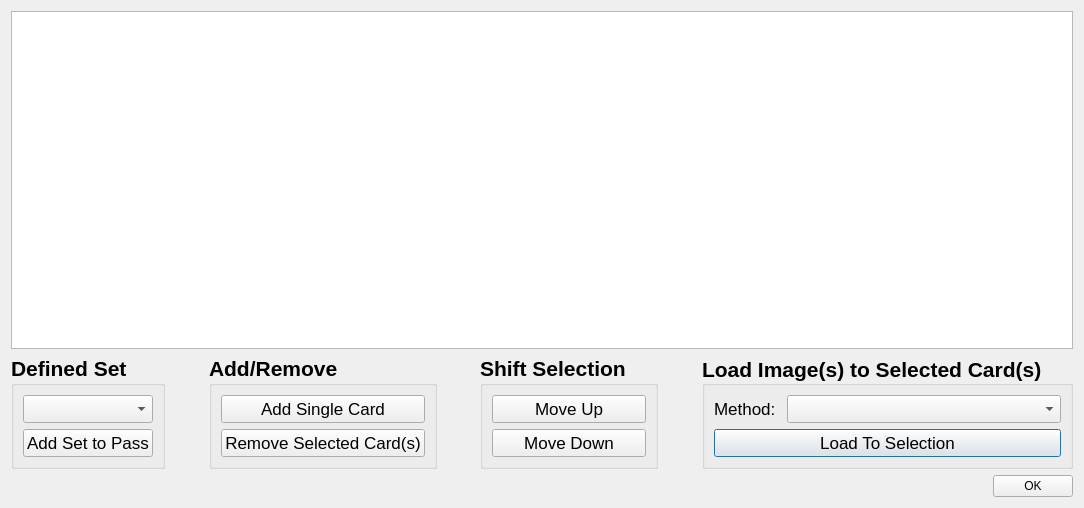
Qt form resources/cardManager.ui (gill14/AccuPatt) before a commit.
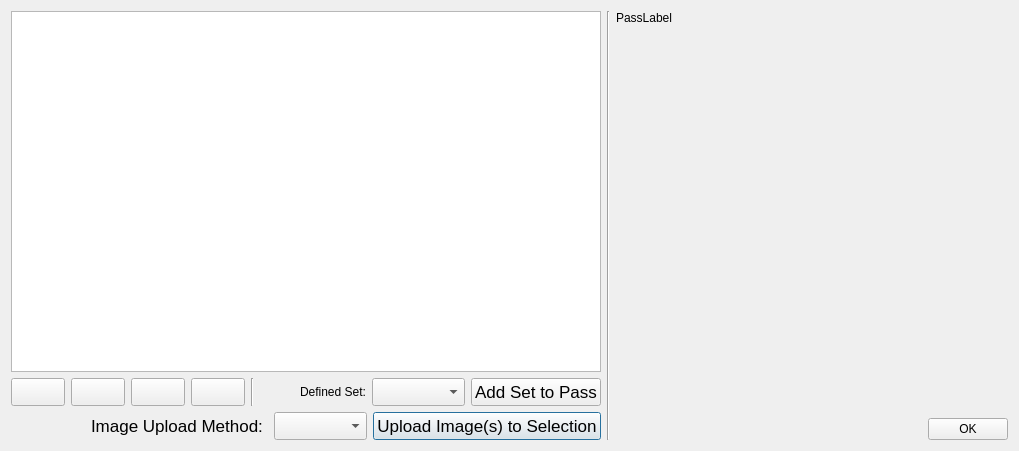
The same form after that commit. Icons and pictures are not drawn. Custom widgets are drawn as their Qt base class.

Commit message: passInfoWidget, setting-ize pass/sprayCard

```diff
--- a/resources/cardManager.ui
+++ b/resources/cardManager.ui
@@ -9,8 +9,8 @@
    <rect>
     <x>0</x>
     <y>0</y>
-    <width>1084</width>
-    <height>508</height>
+    <width>1019</width>
+    <height>451</height>
    </rect>
   </property>
   <property name="windowTitle">
@@ -19,7 +19,9 @@
   <property name="modal">
    <bool>true</bool>
   </property>
-  <layout class="QVBoxLayout" name="verticalLayout_3">
+  <layout class="QHBoxLayout" name="horizontalLayout">
+   <item>
+    <layout class="QVBoxLayout" name="verticalLayout">
    <item>
     <widget class="QTableView" name="tableView">
      <property name="sizePolicy">
@@ -43,92 +45,9 @@
     </widget>
    </item>
    <item>
-    <layout class="QHBoxLayout" name="horizontalLayout">
+      <layout class="QVBoxLayout" name="verticalLayout_2">
      <item>
-      <widget class="QGroupBox" name="groupBox">
-       <property name="sizePolicy">
-        <sizepolicy hsizetype="Preferred" vsizetype="Preferred">
-         <horstretch>0</horstretch>
-         <verstretch>0</verstretch>
-        </sizepolicy>
-       </property>
-       <property name="font">
-        <font>
-         <pointsize>16</pointsize>
-         <weight>75</weight>
-         <bold>true</bold>
-        </font>
-       </property>
-       <property name="title">
-        <string>Defined Set</string>
-       </property>
-       <layout class="QVBoxLayout" name="verticalLayout">
-        <item>
-         <widget class="QComboBox" name="comboBoxDefinedSet">
-          <property name="font">
-           <font>
-            <pointsize>13</pointsize>
-            <weight>50</weight>
-            <bold>false</bold>
-           </font>
-          </property>
-         </widget>
-        </item>
-        <item>
-         <widget class="QPushButton" name="buttonAddSet">
-          <property name="sizePolicy">
-           <sizepolicy hsizetype="Minimum" vsizetype="Fixed">
-            <horstretch>0</horstretch>
-            <verstretch>0</verstretch>
-           </sizepolicy>
-          </property>
-          <property name="font">
-           <font>
-            <pointsize>13</pointsize>
-            <weight>50</weight>
-            <bold>false</bold>
-           </font>
-          </property>
-          <property name="text">
-           <string>Add Set to Pass</string>
-          </property>
-         </widget>
-        </item>
-       </layout>
-      </widget>
-     </item>
-     <item>
-      <spacer name="horizontalSpacer_2">
-       <property name="orientation">
-        <enum>Qt::Horizontal</enum>
-       </property>
-       <property name="sizeHint" stdset="0">
-        <size>
-         <width>40</width>
-         <height>20</height>
-        </size>
-       </property>
-      </spacer>
-     </item>
-     <item>
-      <widget class="QGroupBox" name="groupBox_2">
-       <property name="sizePolicy">
-        <sizepolicy hsizetype="Maximum" vsizetype="Preferred">
-         <horstretch>0</horstretch>
-         <verstretch>0</verstretch>
-        </sizepolicy>
-       </property>
-       <property name="font">
-        <font>
-         <pointsize>16</pointsize>
-         <weight>75</weight>
-         <bold>true</bold>
-        </font>
-       </property>
-       <property name="title">
-        <string>Add/Remove</string>
-       </property>
-       <layout class="QVBoxLayout" name="verticalLayout_5">
+        <layout class="QHBoxLayout" name="horizontalLayout_4">
         <item>
          <widget class="QPushButton" name="buttonAddCard">
           <property name="font">
@@ -138,9 +57,19 @@
             <bold>false</bold>
            </font>
           </property>
-          <property name="text">
+           <property name="toolTip">
            <string>Add Single Card</string>
           </property>
+           <property name="toolTipDuration">
+            <number>5000</number>
+           </property>
+           <property name="text">
+            <string/>
+           </property>
+           <property name="icon">
+            <iconset>
+             <normaloff>icon_add.png</normaloff>icon_add.png</iconset>
+           </property>
           <property name="checkable">
            <bool>false</bool>
           </property>
@@ -155,46 +84,21 @@
             <bold>false</bold>
            </font>
           </property>
-          <property name="text">
+           <property name="toolTip">
            <string>Remove Selected Card(s)</string>
           </property>
-         </widget>
-        </item>
-       </layout>
-      </widget>
-     </item>
-     <item>
-      <spacer name="horizontalSpacer_3">
-       <property name="orientation">
-        <enum>Qt::Horizontal</enum>
-       </property>
-       <property name="sizeHint" stdset="0">
-        <size>
-         <width>40</width>
-         <height>20</height>
-        </size>
-       </property>
-      </spacer>
-     </item>
-     <item>
-      <widget class="QGroupBox" name="groupBox_3">
-       <property name="sizePolicy">
-        <sizepolicy hsizetype="Preferred" vsizetype="Preferred">
-         <horstretch>0</horstretch>
-         <verstretch>0</verstretch>
-        </sizepolicy>
-       </property>
-       <property name="font">
-        <font>
-         <pointsize>16</pointsize>
-         <weight>75</weight>
-         <bold>true</bold>
-        </font>
-       </property>
-       <property name="title">
-        <string>Shift Selection</string>
-       </property>
-       <layout class="QVBoxLayout" name="verticalLayout_6">
+           <property name="toolTipDuration">
+            <number>5000</number>
+           </property>
+           <property name="text">
+            <string/>
+           </property>
+           <property name="icon">
+            <iconset>
+             <normaloff>icon_remove.png</normaloff>icon_remove.png</iconset>
+           </property>
+          </widget>
+         </item>
         <item>
          <widget class="QPushButton" name="buttonUp">
           <property name="font">
@@ -205,7 +109,11 @@
            </font>
           </property>
           <property name="text">
-           <string>Move Up</string>
+            <string/>
+           </property>
+           <property name="icon">
+            <iconset>
+             <normaloff>icon_up.png</normaloff>icon_up.png</iconset>
           </property>
          </widget>
         </item>
@@ -219,11 +127,19 @@
            </font>
           </property>
           <property name="text">
-           <string>Move Down</string>
+            <string/>
+           </property>
+           <property name="icon">
+            <iconset>
+             <normaloff>icon_down.png</normaloff>icon_down.png</iconset>
           </property>
          </widget>
         </item>
-       </layout>
+         <item>
+          <widget class="Line" name="line">
+           <property name="orientation">
+            <enum>Qt::Vertical</enum>
+           </property>
       </widget>
      </item>
      <item>
@@ -240,27 +156,60 @@
       </spacer>
      </item>
      <item>
-      <widget class="QGroupBox" name="groupBox_4">
+          <widget class="QLabel" name="label_2">
+           <property name="text">
+            <string>Defined Set:</string>
+           </property>
+          </widget>
+         </item>
+         <item>
+          <widget class="QComboBox" name="comboBoxDefinedSet">
+           <property name="font">
+            <font>
+             <pointsize>13</pointsize>
+             <weight>50</weight>
+             <bold>false</bold>
+            </font>
+           </property>
+          </widget>
+         </item>
+         <item>
+          <widget class="QPushButton" name="buttonAddSet">
        <property name="sizePolicy">
-        <sizepolicy hsizetype="Maximum" vsizetype="Preferred">
+            <sizepolicy hsizetype="Minimum" vsizetype="Fixed">
          <horstretch>0</horstretch>
          <verstretch>0</verstretch>
         </sizepolicy>
        </property>
        <property name="font">
         <font>
-         <pointsize>16</pointsize>
-         <weight>75</weight>
-         <bold>true</bold>
-        </font>
-       </property>
-       <property name="title">
-        <string>Load Image(s) to Selected Card(s)</string>
-       </property>
-       <property name="alignment">
-        <set>Qt::AlignLeading|Qt::AlignLeft|Qt::AlignVCenter</set>
-       </property>
-       <layout class="QVBoxLayout" name="verticalLayout_2">
+             <pointsize>13</pointsize>
+             <weight>50</weight>
+             <bold>false</bold>
+            </font>
+           </property>
+           <property name="text">
+            <string>Add Set to Pass</string>
+           </property>
+          </widget>
+         </item>
+        </layout>
+       </item>
+       <item>
+        <layout class="QHBoxLayout" name="horizontalLayout_3">
+         <item>
+          <spacer name="horizontalSpacer_2">
+           <property name="orientation">
+            <enum>Qt::Horizontal</enum>
+           </property>
+           <property name="sizeHint" stdset="0">
+            <size>
+             <width>40</width>
+             <height>20</height>
+            </size>
+           </property>
+          </spacer>
+         </item>
         <item>
          <layout class="QHBoxLayout" name="horizontalLayout_2">
           <item>
@@ -273,7 +222,7 @@
              </font>
             </property>
             <property name="text">
-             <string>Method: </string>
+              <string>Image Upload Method: </string>
             </property>
            </widget>
           </item>
@@ -315,7 +264,11 @@
            </font>
           </property>
           <property name="text">
-           <string>Load To Selection</string>
+            <string>Upload Image(s) to Selection</string>
+           </property>
+           <property name="icon">
+            <iconset>
+             <normaloff>icon_upload.png</normaloff>icon_upload.png</iconset>
           </property>
           <property name="default">
            <bool>true</bool>
@@ -323,9 +276,48 @@
          </widget>
         </item>
        </layout>
-      </widget>
-     </item>
-    </layout>
+       </item>
+      </layout>
+     </item>
+    </layout>
+   </item>
+   <item>
+    <widget class="Line" name="line_2">
+     <property name="orientation">
+      <enum>Qt::Vertical</enum>
+     </property>
+    </widget>
+   </item>
+   <item>
+    <layout class="QVBoxLayout" name="verticalLayout_3">
+     <item>
+      <widget class="QLabel" name="labelPass">
+       <property name="sizePolicy">
+        <sizepolicy hsizetype="Preferred" vsizetype="Minimum">
+         <horstretch>0</horstretch>
+         <verstretch>0</verstretch>
+        </sizepolicy>
+       </property>
+       <property name="text">
+        <string>PassLabel</string>
+       </property>
+      </widget>
+     </item>
+     <item>
+      <widget class="PassInfoWidget" name="passInfoWidget" native="true">
+       <property name="sizePolicy">
+        <sizepolicy hsizetype="Expanding" vsizetype="Expanding">
+         <horstretch>0</horstretch>
+         <verstretch>0</verstretch>
+        </sizepolicy>
+       </property>
+       <property name="minimumSize">
+        <size>
+         <width>270</width>
+         <height>0</height>
+        </size>
+       </property>
+      </widget>
    </item>
    <item>
     <widget class="QDialogButtonBox" name="buttonBox">
@@ -341,7 +333,17 @@
     </widget>
    </item>
   </layout>
+   </item>
+  </layout>
  </widget>
+ <customwidgets>
+  <customwidget>
+   <class>PassInfoWidget</class>
+   <extends>QWidget</extends>
+   <header>accupatt/widgets/passinfowidget.h</header>
+   <container>1</container>
+  </customwidget>
+ </customwidgets>
  <resources/>
  <connections>
   <connection>
```
Left out of the diff: 18 changed lines with no effect on the pictures. Lines whose indentation alone changed are shown as unchanged. The commit also changes 18 other files.
